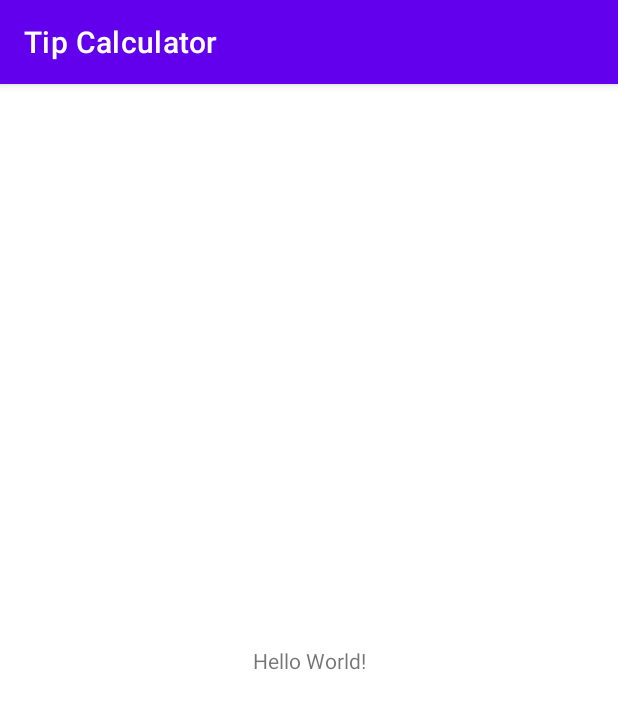
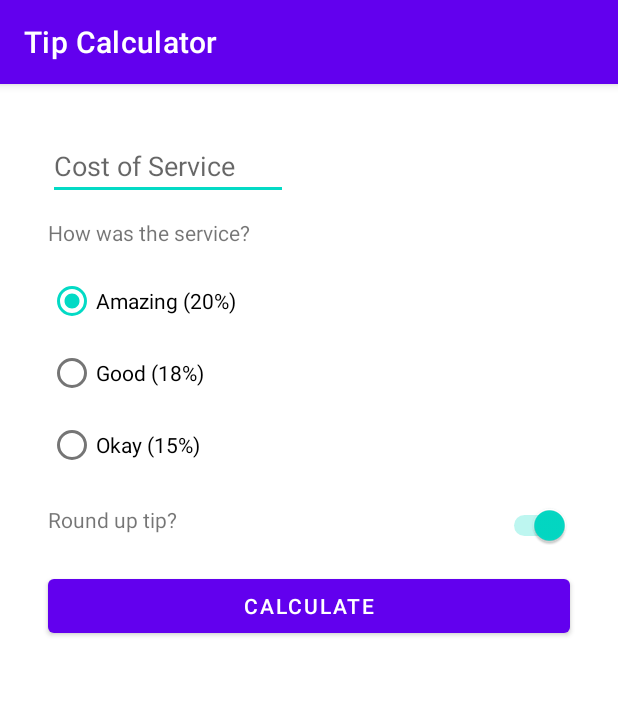
Before and after one commit to piyusha22/Tip-Calculator, an Android app: the screen it shows after launch (MainActivity), on a phone screen of 412 x 824 dp. Shown: the top 709 px of the screen. Run offline under Robolectric (Android 15) with nearby library versions, the phone set to English and light mode, and no system bars.

Commit message:
Logics added to the tip calculator app

```diff
--- a/app/src/main/res/layout/activity_main.xml
+++ b/app/src/main/res/layout/activity_main.xml
@@ -4,15 +4,108 @@
     xmlns:tools="http://schemas.android.com/tools"
     android:layout_width="match_parent"
     android:layout_height="match_parent"
+    android:padding="16dp"
     tools:context=".MainActivity">
 
-    <TextView
-        android:layout_width="wrap_content"
+    <EditText
+        android:id="@+id/cost_of_service"
+        android:layout_width="160dp"
         android:layout_height="wrap_content"
-        android:text="Hello World!"
-        app:layout_constraintBottom_toBottomOf="parent"
-        app:layout_constraintEnd_toEndOf="parent"
+        android:layout_marginStart="16dp"
+        android:layout_marginTop="16dp"
+        android:ems="10"
+        android:hint="Cost of Service"
+        android:inputType="numberDecimal"
         app:layout_constraintStart_toStartOf="parent"
         app:layout_constraintTop_toTopOf="parent" />
 
+    <TextView
+        android:id="@+id/service_question"
+        android:layout_width="wrap_content"
+        android:layout_height="wrap_content"
+        android:layout_marginStart="16dp"
+        android:layout_marginTop="12dp"
+        android:text="How was the service?"
+        app:layout_constraintBottom_toBottomOf="parent"
+        app:layout_constraintEnd_toEndOf="parent"
+        app:layout_constraintHorizontal_bias="0.0"
+        app:layout_constraintStart_toStartOf="parent"
+        app:layout_constraintTop_toBottomOf="@+id/cost_of_service"
+        app:layout_constraintVertical_bias="0.0" />
+
+    <RadioGroup
+        android:id="@+id/tip_options"
+        android:layout_width="wrap_content"
+        android:layout_height="wrap_content"
+        android:layout_marginStart="16dp"
+        android:layout_marginTop="12dp"
+        android:checkedButton="@id/option_twenty_percent"
+        android:orientation="vertical"
+        app:layout_constraintStart_toStartOf="parent"
+        app:layout_constraintTop_toBottomOf="@+id/service_question">
+
+        <RadioButton
+            android:id="@+id/option_twenty_percent"
+            android:layout_width="wrap_content"
+            android:layout_height="wrap_content"
+            android:text="Amazing (20%)" />
+
+        <RadioButton
+            android:id="@+id/option_eighteen_percent"
+            android:layout_width="wrap_content"
+            android:layout_height="wrap_content"
+            android:text="Good (18%)" />
+
+        <RadioButton
+            android:id="@+id/option_fifteen_percent"
+            android:layout_width="wrap_content"
+            android:layout_height="wrap_content"
+            android:text="Okay (15%)" />
+
+    </RadioGroup>
+
+    <TextView
+        android:id="@+id/round_up_textview"
+        android:layout_width="wrap_content"
+        android:layout_height="wrap_content"
+        android:layout_marginStart="16dp"
+        android:layout_marginTop="16dp"
+        android:text="Round up tip?"
+        app:layout_constraintStart_toStartOf="parent"
+        app:layout_constraintTop_toBottomOf="@+id/tip_options" />
+
+    <Switch
+        android:id="@+id/round_up_switch"
+        android:layout_width="0dp"
+        android:layout_height="wrap_content"
+        android:layout_marginTop="16dp"
+        android:layout_marginEnd="16dp"
+        android:checked="true"
+        app:layout_constraintEnd_toEndOf="parent"
+        app:layout_constraintHorizontal_bias="1.0"
+        app:layout_constraintStart_toEndOf="@+id/tip_options"
+        app:layout_constraintTop_toBottomOf="@+id/tip_options" />
+
+    <Button
+        android:id="@+id/calculate_button"
+        android:layout_width="0dp"
+        android:layout_height="wrap_content"
+        android:layout_marginStart="16dp"
+        android:layout_marginTop="16dp"
+        android:layout_marginEnd="16dp"
+        android:text="Calculate"
+        app:layout_constraintEnd_toEndOf="parent"
+        app:layout_constraintHorizontal_bias="0.496"
+        app:layout_constraintStart_toStartOf="parent"
+        app:layout_constraintTop_toBottomOf="@+id/round_up_switch" />
+
+    <TextView
+        android:id="@+id/tip_result"
+        android:layout_width="wrap_content"
+        android:layout_height="wrap_content"
+        android:layout_marginTop="16dp"
+        android:layout_marginEnd="16dp"
+        tools:text="Tip Amount"
+        app:layout_constraintEnd_toEndOf="parent"
+        app:layout_constraintTop_toBottomOf="@+id/calculate_button" />
 </androidx.constraintlayout.widget.ConstraintLayout>
```
